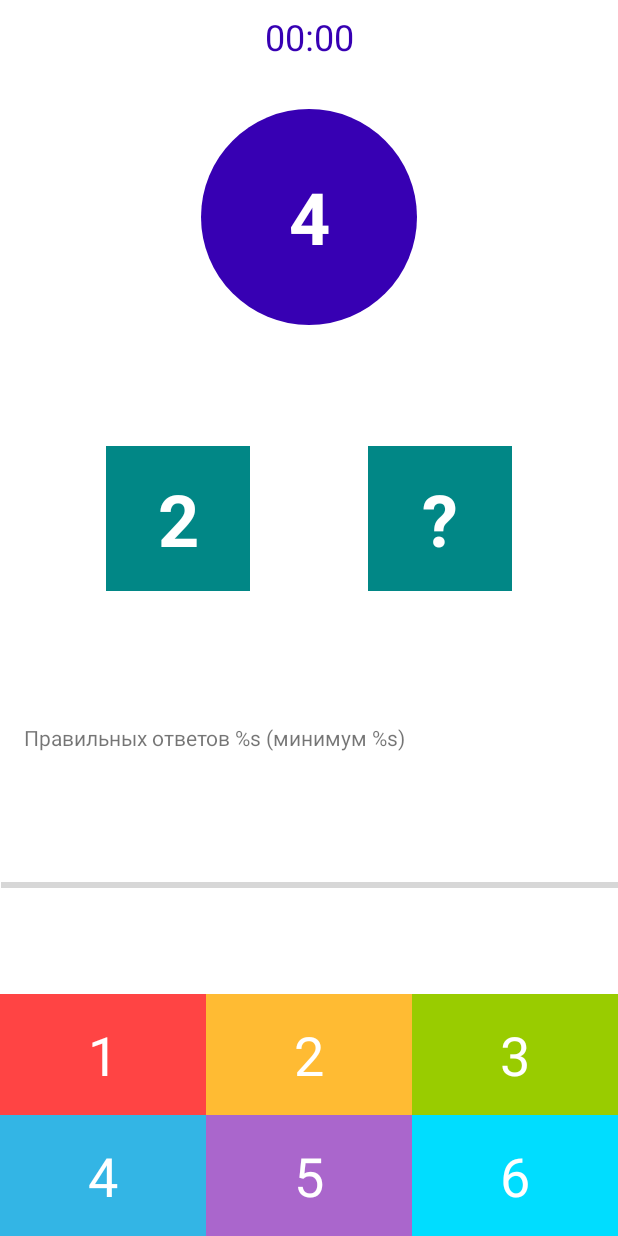
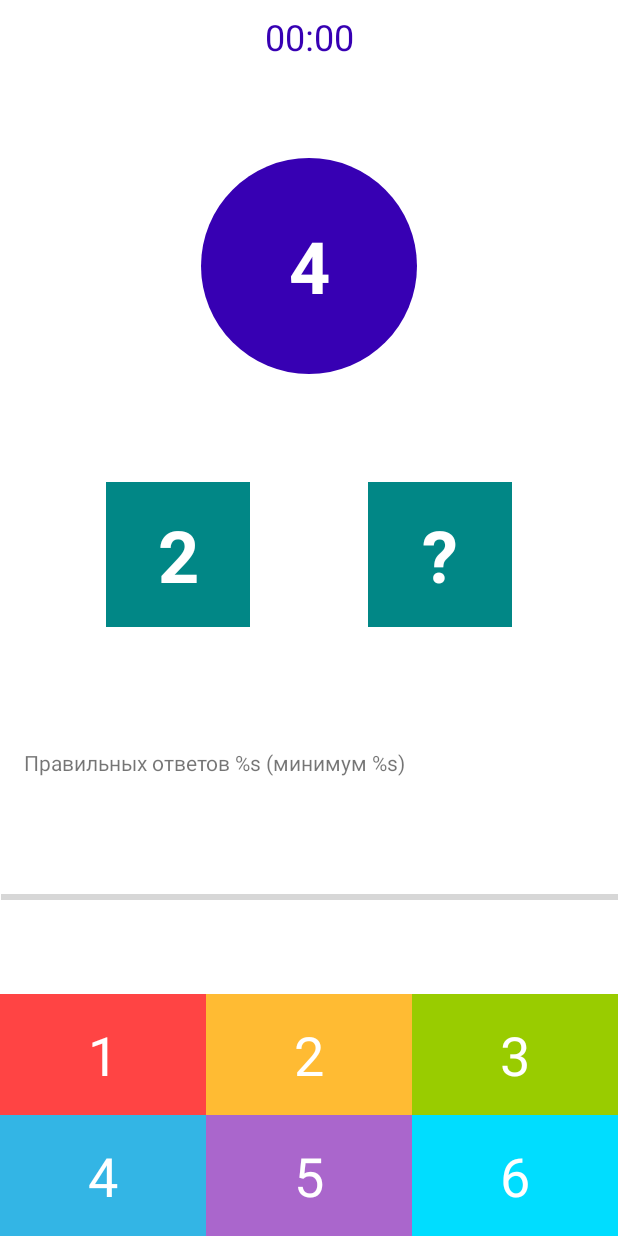
Before and after one commit to AlexPletnyov/Counting-Trainer, an Android app: the layout fragment_game.xml on its own in the app's theme, with its tools: preview values and no code run, on a phone screen of 412 x 824 dp. Run offline under Robolectric (Android 15) with nearby library versions, the phone set to English and light mode, and no system bars.

Commit message:
Add GameFragment implementation

```diff
--- a/app/src/main/AndroidManifest.xml
+++ b/app/src/main/AndroidManifest.xml
@@ -11,7 +11,8 @@
         android:theme="@style/Theme.CountingTrainer">
         <activity
             android:name=".presentation.MainActivity"
-            android:exported="true">
+            android:exported="true"
+            android:screenOrientation="portrait">
             <intent-filter>
                 <action android:name="android.intent.action.MAIN" />
 
--- a/app/src/main/java/com/alexpletnyov/counting_trainer/data/GameRepositoryImpl.kt
+++ b/app/src/main/java/com/alexpletnyov/counting_trainer/data/GameRepositoryImpl.kt
@@ -4,9 +4,9 @@ import com.alexpletnyov.counting_trainer.domain.entity.GameSettings
 import com.alexpletnyov.counting_trainer.domain.entity.Level
 import com.alexpletnyov.counting_trainer.domain.entity.Question
 import com.alexpletnyov.counting_trainer.domain.repository.GameRepository
+import kotlin.random.Random
 import kotlin.math.max
 import kotlin.math.min
-import kotlin.random.Random
 
 object GameRepositoryImpl : GameRepository {
 
@@ -15,7 +15,7 @@ object GameRepositoryImpl : GameRepository {
 
 	override fun generateQuestion(maxSumValue: Int, countOfOptions: Int): Question {
 		val sum = Random.nextInt(MIN_SUM_VALUE, maxSumValue + 1)
-		val visibleNumber = Random.nextInt(MIN_SUM_VALUE, sum)
+		val visibleNumber = Random.nextInt(MIN_ANSWER_VALUE, sum)
 		val rightAnswer = sum - visibleNumber
 		val options = HashSet<Int>()
 		options.add(rightAnswer)
--- a/app/src/main/java/com/alexpletnyov/counting_trainer/presentation/GameViewModel.kt
+++ b/app/src/main/java/com/alexpletnyov/counting_trainer/presentation/GameViewModel.kt
@@ -66,6 +66,7 @@ class GameViewModel(application: Application) : AndroidViewModel(application) {
 		getGameSettings(level)
 		startTimer()
 		generateQuestion()
+		updateProgress()
 	}
 
 	private fun finishGame() {
@@ -96,6 +97,9 @@ class GameViewModel(application: Application) : AndroidViewModel(application) {
 	}
 
 	private fun calculatePercentOfRightAnswers(): Int {
+		if (countOfQuestions == 0) {
+			return 0
+		}
 		return ((countOfRightAnswers / countOfQuestions.toDouble()) * 100).toInt()
 	}
 
--- a/app/src/main/res/layout/fragment_game.xml
+++ b/app/src/main/res/layout/fragment_game.xml
@@ -27,7 +27,8 @@
         app:layout_constraintBottom_toTopOf="@+id/tv_left_number"
         app:layout_constraintEnd_toEndOf="parent"
         app:layout_constraintStart_toStartOf="parent"
-        app:layout_constraintTop_toTopOf="parent"
+
+        app:layout_constraintTop_toBottomOf="@+id/tv_timer"
         tools:text="4" />
 
     <TextView
@@ -36,7 +37,7 @@
         android:layout_width="96dp"
         android:layout_height="wrap_content"
         android:background="@color/teal_700"
-        app:layout_constraintBottom_toTopOf="@+id/answers_progress"
+        app:layout_constraintBottom_toTopOf="@+id/tv_answers_progress"
         app:layout_constraintEnd_toStartOf="@+id/tv_question"
         app:layout_constraintHorizontal_bias="0.5"
         app:layout_constraintStart_toStartOf="parent"
@@ -57,7 +58,7 @@
         tools:text="@string/question_mark" />
 
     <TextView
-        android:id="@+id/answers_progress"
+        android:id="@+id/tv_answers_progress"
         android:layout_width="match_parent"
         android:layout_height="wrap_content"
         android:text="@string/progress_answers"
@@ -77,7 +78,7 @@
         app:layout_constraintBottom_toTopOf="@+id/tv_option_1"
         app:layout_constraintEnd_toEndOf="parent"
         app:layout_constraintStart_toStartOf="parent"
-        app:layout_constraintTop_toBottomOf="@+id/answers_progress" />
+        app:layout_constraintTop_toBottomOf="@+id/tv_answers_progress" />
 
     <TextView
         android:id="@+id/tv_option_1"
--- a/app/src/main/res/values-night/themes.xml
+++ b/app/src/main/res/values-night/themes.xml
@@ -1,6 +1,6 @@
 <resources xmlns:tools="http://schemas.android.com/tools">
     <!-- Base application theme. -->
-    <style name="Theme.CountingTrainer" parent="Theme.MaterialComponents.DayNight.DarkActionBar">
+    <style name="Theme.CountingTrainer" parent="Theme.MaterialComponents.DayNight.NoActionBar">
         <!-- Primary brand color. -->
         <item name="colorPrimary">@color/purple_200</item>
         <item name="colorPrimaryVariant">@color/purple_700</item>
--- a/app/src/main/res/values/themes.xml
+++ b/app/src/main/res/values/themes.xml
@@ -1,6 +1,6 @@
 <resources xmlns:tools="http://schemas.android.com/tools">
     <!-- Base application theme. -->
-    <style name="Theme.CountingTrainer" parent="Theme.MaterialComponents.DayNight.DarkActionBar">
+    <style name="Theme.CountingTrainer" parent="Theme.MaterialComponents.DayNight.NoActionBar">
         <!-- Primary brand color. -->
         <item name="colorPrimary">@color/purple_500</item>
         <item name="colorPrimaryVariant">@color/purple_700</item>
```
Also changed, not shown: app/src/main/java/com/alexpletnyov/counting_trainer/presentation/GameFragment.kt (+73 -9 lines).
